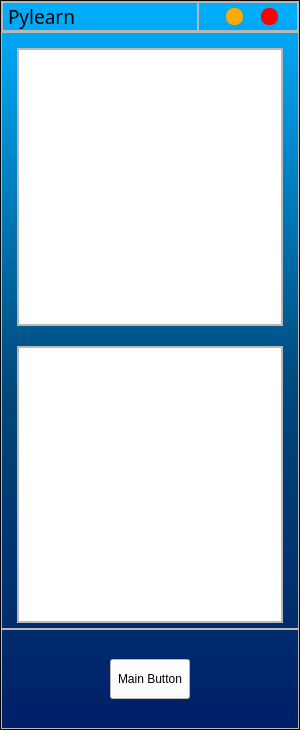
Qt form ui_main.ui (hoangm960/Astraea) before a commit.
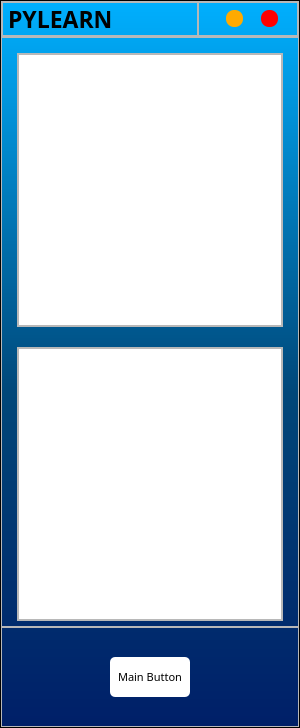
The same form after that commit.

```diff
--- a/ui_main.ui
+++ b/ui_main.ui
@@ -7,9 +7,21 @@
     <x>0</x>
     <y>0</y>
     <width>300</width>
-    <height>730</height>
+    <height>728</height>
    </rect>
   </property>
+  <property name="minimumSize">
+   <size>
+    <width>300</width>
+    <height>728</height>
+   </size>
+  </property>
+  <property name="maximumSize">
+   <size>
+    <width>300</width>
+    <height>728</height>
+   </size>
+  </property>
   <property name="windowTitle">
    <string>MainWindow</string>
   </property>
@@ -123,13 +135,15 @@
               <widget class="QLabel" name="title">
                <property name="font">
                 <font>
-                 <family>Corbel</family>
-                 <pointsize>14</pointsize>
+                 <family>Montserrat</family>
+                 <pointsize>17</pointsize>
+                 <weight>75</weight>
+                 <bold>true</bold>
                  <kerning>true</kerning>
                 </font>
                </property>
                <property name="text">
-                <string>Pylearn</string>
+                <string>PYLEARN</string>
                </property>
                <property name="scaledContents">
                 <bool>false</bool>
@@ -294,8 +308,10 @@
               <widget class="QListWidget" name="list_assignments">
                <property name="font">
                 <font>
-                 <family>Corbel</family>
+                 <family>iCiel Effra</family>
                  <pointsize>14</pointsize>
+                 <weight>50</weight>
+                 <bold>false</bold>
                 </font>
                </property>
                <property name="horizontalScrollBarPolicy">
@@ -385,8 +401,10 @@
               <widget class="QTextEdit" name="assignment_details">
                <property name="font">
                 <font>
-                 <family>Corbel</family>
+                 <family>iCiel Effra</family>
                  <pointsize>14</pointsize>
+                 <weight>50</weight>
+                 <bold>false</bold>
                 </font>
                </property>
                <property name="tabChangesFocus">
@@ -423,6 +441,11 @@
            <height>100</height>
           </size>
          </property>
+         <property name="font">
+          <font>
+           <pointsize>8</pointsize>
+          </font>
+         </property>
          <property name="styleSheet">
           <string notr="true">background-color: none;
 </string>
@@ -448,9 +471,16 @@
               <height>16777215</height>
              </size>
             </property>
+            <property name="font">
+             <font>
+              <family>Montserrat</family>
+              <pointsize>8</pointsize>
+             </font>
+            </property>
             <property name="styleSheet">
              <string notr="true">QPushButton {
 	background-color: rgb(255, 255, 255);
+	border-radius: 5px;
 }
 
 QPushButton:hover {
```
